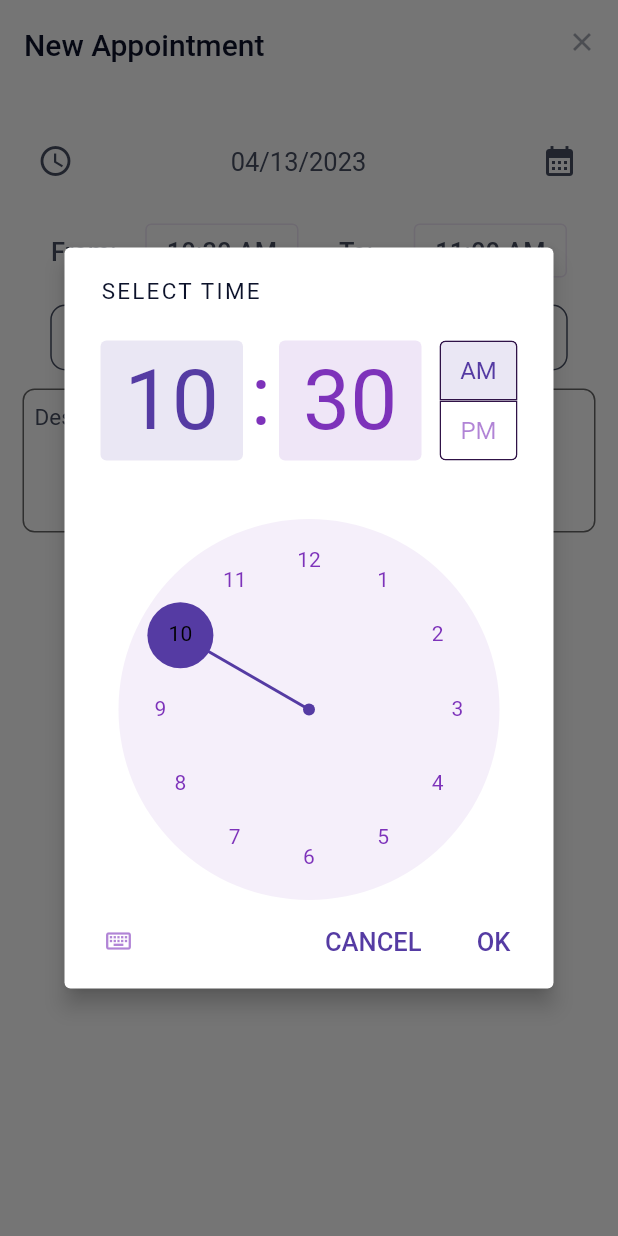
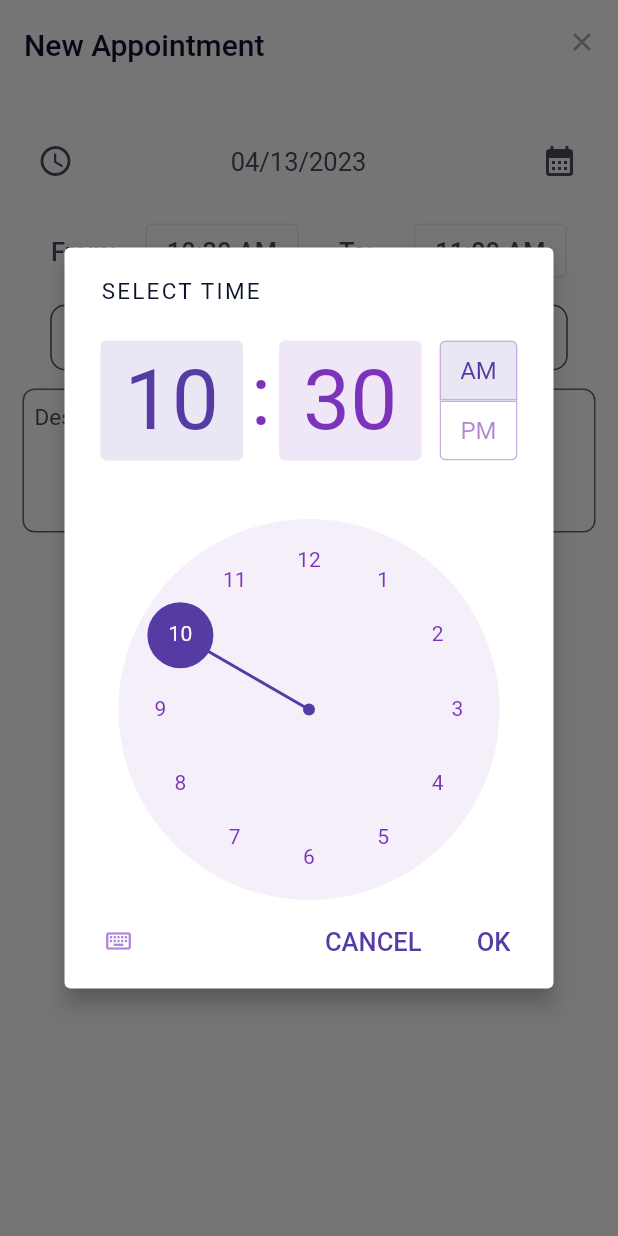
Before and after one commit to ningo-agilityio/lan-tran-flutter-training, a Flutter app: the NewAppointmentScreen screen opened by its route, after a tap on an icon or button, on a phone screen of 412 x 824 dp. Run offline on Flutter 3.47's test engine with Material 2 defaults, Android fonts, the phone set to English and light mode, and no system bars; our stand-ins replace table_calendar; network calls fail; Roboto replaces fonts that are missing (Poppins); project files that could hold a hidden picture were left out.

Commit message:
update theme

```diff
--- a/lib/core/theme/theme.dart
+++ b/lib/core/theme/theme.dart
@@ -10,7 +10,7 @@ class ColorName {
   static const timeIconColor = Color(0xFFFDA901);
   static const iconButtonColor = Color(0xFFBFC8DC);
   static const errorColor = Color(0xFFF44336);
-  static const surfaceColor = Color(0xFF000000);
+  static const borderColor = Color(0xFFF7F8FC);
   static const backgroundColor = Color(0xFFFFFFFF);
 }
 
@@ -27,7 +27,7 @@ const ColorScheme colorScheme = ColorScheme(
   onError: ColorName.errorColor,
   background: ColorName.backgroundColor,
   onBackground: ColorName.backgroundColor,
-  surface: ColorName.surfaceColor,
+  surface: ColorName.borderColor,
   onSurface: ColorName.onSurfaceColor,
 );
 
```
